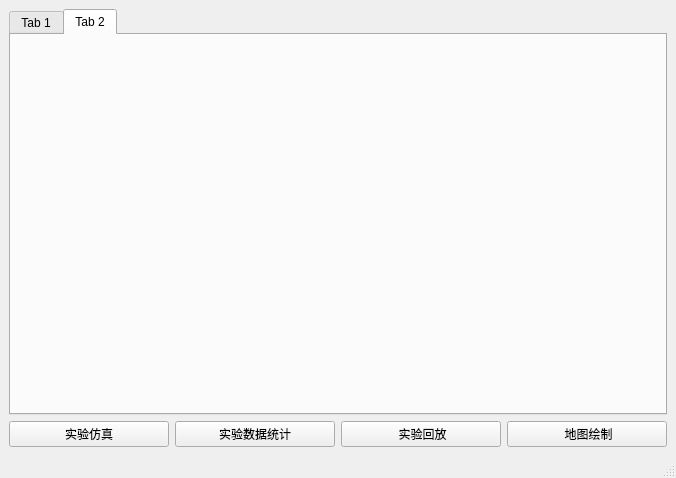
Before: the Qt Designer form Frontend/MapExploreSimSys/MESSMain/MESSWindow.ui in 2022SExSA/MapExploreSimSys, drawn with Qt 5.
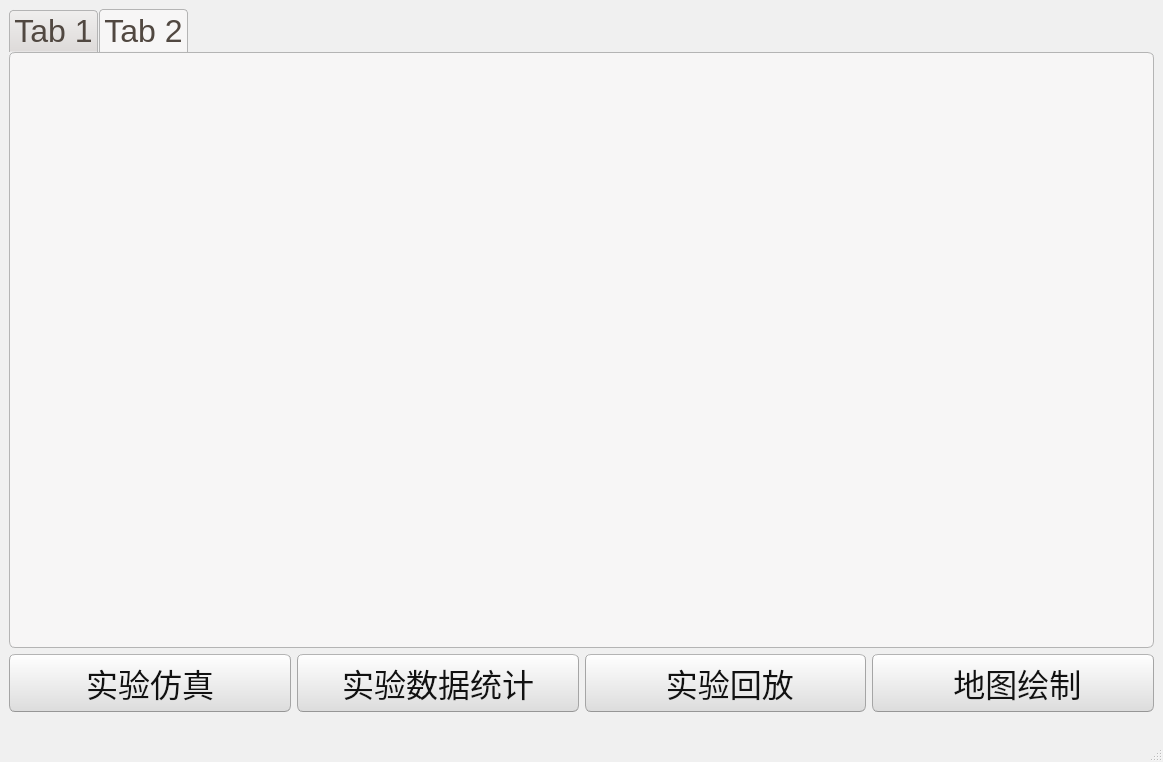
After: the same form once the commit is applied.

What changed in the file:
```diff
--- a/Frontend/MapExploreSimSys/MESSMain/MESSWindow.ui
+++ b/Frontend/MapExploreSimSys/MESSMain/MESSWindow.ui
@@ -6,12 +6,513 @@
    <rect>
     <x>0</x>
     <y>0</y>
-    <width>676</width>
-    <height>478</height>
+    <width>1163</width>
+    <height>762</height>
    </rect>
   </property>
   <property name="windowTitle">
-   <string>MESSWindow</string>
+   <string>多车协作探索实验系统</string>
+  </property>
+  <property name="styleSheet">
+   <string notr="true">QWidget{ 
+	font-size: 32px;font-family: 'Microsoft YaHei UI';
+}
+/*
+Ubuntu Style Sheet for QT Applications
+Author: Jaime A. Quiroga P.
+Company: GTRONICK
+Last updated: 01/10/2021 (dd/mm/yyyy), 15:18.
+Available at: https://github.com/GTRONICK/QSS/blob/master/Ubuntu.qss
+*/
+QMainWindow {
+	background-color:#f0f0f0;
+}
+QCheckBox {
+	padding:2px;
+}
+QCheckBox:hover {
+	border:1px solid rgb(255,150,60);
+	border-radius:4px;
+	padding: 1px;
+	background-color:qlineargradient(spread:pad, x1:0.5, y1:1, x2:0.5, y2:0, stop:0 rgba(190, 90, 50, 50), stop:1 rgba(250, 130, 40, 50));
+}
+QCheckBox::indicator:checked {
+	border:1px solid rgb(246, 134, 86);
+	border-radius:4px;
+  	background-color:rgb(246, 134, 86)
+}
+QCheckBox::indicator:unchecked {
+	border-width:1px solid rgb(246, 134, 86);
+	border-radius:4px;
+  	background-color:rgb(255,255,255);
+}
+QColorDialog {
+	background-color:#f0f0f0;
+}
+QComboBox {
+	color:rgb(81,72,65);
+	background: #ffffff;
+}
+QComboBox:editable {
+	selection-color:rgb(81,72,65);
+	selection-background-color: #ffffff;
+}
+QComboBox QAbstractItemView {
+	selection-color: #ffffff;
+	selection-background-color: rgb(246, 134, 86);
+}
+QComboBox:!editable:on, QComboBox::drop-down:editable:on {
+	color:  #1e1d23;	
+}
+QDateTimeEdit, QDateEdit, QDoubleSpinBox, QFontComboBox {
+	color:rgb(81,72,65);
+	background-color: #ffffff;
+}
+
+QDialog {
+	background-color:#f0f0f0;
+}
+
+QLabel,QLineEdit {
+	color:rgb(17,17,17);
+}
+QLineEdit {
+	background-color:rgb(255,255,255);
+	selection-background-color:rgb(236,116,64);
+}
+QMenuBar {
+	color:rgb(223,219,210);
+	background-color:rgb(65,64,59);
+}
+QMenuBar::item {
+	padding-top:4px;
+	padding-left:4px;
+	padding-right:4px;
+	color:rgb(223,219,210);
+	background-color:rgb(65,64,59);
+}
+QMenuBar::item:selected {
+	color:rgb(255,255,255);
+	padding-top:2px;
+	padding-left:2px;
+	padding-right:2px;
+	border-top-width:2px;
+	border-left-width:2px;
+	border-right-width:2px;
+	border-top-right-radius:4px;
+	border-top-left-radius:4px;
+	border-style:solid;
+	background-color:rgb(65,64,59);
+	border-top-color: rgb(47,47,44);
+	border-right-color: qlineargradient(spread:pad, x1:0, y1:1, x2:1, y2:0, stop:0 rgba(90, 87, 78, 255), stop:1 rgba(47,47,44, 255));
+	border-left-color:  qlineargradient(spread:pad, x1:1, y1:0, x2:0, y2:0, stop:0 rgba(90, 87, 78, 255), stop:1 rgba(47,47,44, 255));
+}
+QMenu {
+	color:rgb(223,219,210);
+	background-color:rgb(65,64,59);
+}
+QMenu::item {
+	color:rgb(223,219,210);
+	padding:4px 10px 4px 20px;
+}
+QMenu::item:selected {
+	color:rgb(255,255,255);
+	background-color: qlineargradient(spread:pad, x1:0.5, y1:1, x2:0.5, y2:0, stop:0 rgba(225, 108, 54, 255), stop:1 rgba(246, 134, 86, 255));
+	border-style:solid;
+	border-width:3px;
+	padding:4px 7px 4px 17px;
+	border-bottom-color:qlineargradient(spread:pad, x1:0.5, y1:1, x2:0.5, y2:0, stop:0 rgba(175,85,48,255), stop:1 rgba(236,114,67, 255));
+	border-top-color:qlineargradient(spread:pad, x1:0.5, y1:1, x2:0.5, y2:0, stop:0 rgba(253,156,113,255), stop:1 rgba(205,90,46, 255));
+	border-right-color:qlineargradient(spread:pad, x1:0, y1:0.5, x2:1, y2:0.5, stop:0 rgba(253,156,113,255), stop:1 rgba(205,90,46, 255));
+	border-left-color:qlineargradient(spread:pad, x1:1, y1:0.5, x2:0, y2:0.5, stop:0 rgba(253,156,113,255), stop:1 rgba(205,90,46, 255));
+}
+QPlainTextEdit {
+	border: 1px solid transparent;
+	color:rgb(17,17,17);
+	selection-background-color:rgb(236,116,64);
+    background-color: #FFFFFF;
+}
+QProgressBar {
+	text-align: center;
+	color: rgb(0, 0, 0);
+	border: 1px inset rgb(150,150,150); 
+	border-radius: 10px;
+	background-color:rgb(221,221,219);
+}
+QProgressBar::chunk:horizontal {
+	background-color: qlineargradient(spread:pad, x1:0.5, y1:1, x2:0.5, y2:0, stop:0 rgba(225, 108, 54, 255), stop:1 rgba(246, 134, 86, 255));
+	border:1px solid;
+	border-radius:8px;
+	border-bottom-color:qlineargradient(spread:pad, x1:0.5, y1:1, x2:0.5, y2:0, stop:0 rgba(175,85,48,255), stop:1 rgba(236,114,67, 255));
+	border-top-color:qlineargradient(spread:pad, x1:0.5, y1:1, x2:0.5, y2:0, stop:0 rgba(253,156,113,255), stop:1 rgba(205,90,46, 255));
+	border-right-color:qlineargradient(spread:pad, x1:0, y1:0.5, x2:1, y2:0.5, stop:0 rgba(253,156,113,255), stop:1 rgba(205,90,46, 255));
+	border-left-color:qlineargradient(spread:pad, x1:1, y1:0.5, x2:0, y2:0.5, stop:0 rgba(253,156,113,255), stop:1 rgba(205,90,46, 255));
+}
+QPushButton{
+	color:rgb(17,17,17);
+	border-width: 1px;
+	border-radius: 6px;
+	border-bottom-color: rgb(150,150,150);
+	border-right-color: rgb(165,165,165);
+	border-left-color: rgb(165,165,165);
+	border-top-color: rgb(180,180,180);
+	border-style: solid;
+	padding: 4px;
+	background-color: qlineargradient(spread:pad, x1:0.5, y1:1, x2:0.5, y2:0, stop:0 rgba(220, 220, 220, 255), stop:1 rgba(255, 255, 255, 255));
+}
+QPushButton:hover{
+	color:rgb(17,17,17);
+	border-width: 1px;
+	border-radius:6px;
+	border-top-color: rgb(255,150,60);
+	border-right-color: qlineargradient(spread:pad, x1:0, y1:1, x2:1, y2:0, stop:0 rgba(200, 70, 20, 255), stop:1 rgba(255,150,60, 255));
+	border-left-color:  qlineargradient(spread:pad, x1:1, y1:0, x2:0, y2:0, stop:0 rgba(200, 70, 20, 255), stop:1 rgba(255,150,60, 255));
+	border-bottom-color: rgb(200,70,20);
+	border-style: solid;
+	padding: 2px;
+	background-color: qlineargradient(spread:pad, x1:0.5, y1:1, x2:0.5, y2:0, stop:0 rgba(220, 220, 220, 255), stop:1 rgba(255, 255, 255, 255));
+}
+QPushButton:default{
+	color:rgb(17,17,17);
+	border-width: 1px;
+	border-radius:6px;
+	border-top-color: rgb(255,150,60);
+	border-right-color: qlineargradient(spread:pad, x1:0, y1:1, x2:1, y2:0, stop:0 rgba(200, 70, 20, 255), stop:1 rgba(255,150,60, 255));
+	border-left-color:  qlineargradient(spread:pad, x1:1, y1:0, x2:0, y2:0, stop:0 rgba(200, 70, 20, 255), stop:1 rgba(255,150,60, 255));
+	border-bottom-color: rgb(200,70,20);
+	border-style: solid;
+	padding: 2px;
+	background-color: qlineargradient(spread:pad, x1:0.5, y1:1, x2:0.5, y2:0, stop:0 rgba(220, 220, 220, 255), stop:1 rgba(255, 255, 255, 255));
+}
+QPushButton:pressed{
+	color:rgb(17,17,17);
+	border-width: 1px;
+	border-radius: 6px;
+	border-width: 1px;
+	border-top-color: rgba(255,150,60,200);
+	border-right-color: qlineargradient(spread:pad, x1:0, y1:1, x2:1, y2:0, stop:0 rgba(200, 70, 20, 255), stop:1 rgba(255,150,60, 200));
+	border-left-color:  qlineargradient(spread:pad, x1:1, y1:0, x2:0, y2:0, stop:0 rgba(200, 70, 20, 255), stop:1 rgba(255,150,60, 200));
+	border-bottom-color: rgba(200,70,20,200);
+	border-style: solid;
+	padding: 2px;
+	background-color: qlineargradient(spread:pad, x1:0.5, y1:0, x2:0.5, y2:1, stop:0 rgba(220, 220, 220, 255), stop:1 rgba(255, 255, 255, 255));
+}
+QPushButton:disabled{
+	color:rgb(174,167,159);
+	border-width: 1px;
+	border-radius: 6px;
+	background-color: qlineargradient(spread:pad, x1:0.5, y1:1, x2:0.5, y2:0, stop:0 rgba(200, 200, 200, 255), stop:1 rgba(230, 230, 230, 255));
+}
+QRadioButton {
+	padding: 1px;
+}
+QRadioButton::indicator:checked {
+	height: 10px;
+	width: 10px;
+	border-style:solid;
+	border-radius:5px;
+	border-width: 1px;
+	border-color: rgba(246, 134, 86, 255);
+	color: #a9b7c6;
+	background-color:rgba(246, 134, 86, 255);
+}
+QRadioButton::indicator:!checked {
+	height: 10px;
+	width: 10px;
+	border-style:solid;
+	border-radius:5px;
+	border-width: 1px;
+	border-color: rgb(246, 134, 86);
+	color: #a9b7c6;
+	background-color: transparent;
+}
+QScrollArea {
+	color: white;
+	background-color:#f0f0f0;
+}
+QSlider::groove {
+	border-style: solid;
+	border-width: 1px;
+	border-color: rgb(207,207,207);
+}
+QSlider::groove:horizontal {
+	height: 5px;
+	background: rgb(246, 134, 86);
+}
+QSlider::groove:vertical {
+	width: 5px;
+	background: rgb(246, 134, 86);
+}
+QSlider::handle:horizontal {
+	background: rgb(253,253,253);
+	border-style: solid;
+	border-width: 1px;
+	border-color: rgb(207,207,207);
+	width: 12px;
+	margin: -5px 0;
+	border-radius: 7px;
+}
+QSlider::handle:vertical {
+	background: rgb(253,253,253);
+	border-style: solid;
+	border-width: 1px;
+	border-color: rgb(207,207,207);
+	height: 12px;
+	margin: 0 -5px;
+	border-radius: 7px;
+}
+QSlider::add-page:horizontal, QSlider::add-page:vertical {
+ 	background: white;
+}
+QSlider::sub-page:horizontal, QSlider::sub-page:vertical {
+	background: rgb(246, 134, 86);
+}
+QStatusBar, QSpinBox {
+	color:rgb(81,72,65);
+}
+QSpinBox {
+	background-color: #ffffff;
+}
+QScrollBar:horizontal {
+	max-height: 20px;
+	border: 1px transparent;
+	margin: 0px 20px 0px 20px;
+}
+QScrollBar::handle:horizontal {
+	background: rgb(253,253,253);
+	border: 1px solid rgb(207,207,207);
+	border-radius: 7px;
+	min-width: 25px;
+}
+QScrollBar::handle:horizontal:hover {
+	background: rgb(253,253,253);
+	border: 1px solid rgb(255,150,60);
+	border-radius: 7px;
+	min-width: 25px;
+}
+QScrollBar::add-line:horizontal {
+  	border: 1px solid rgb(207,207,207);
+  	border-top-right-radius: 7px;
+  	border-top-left-radius: 7px;
+  	border-bottom-right-radius: 7px;
+  	background: rgb(255, 255, 255);
+  	width: 20px;
+  	subcontrol-position: right;
+  	subcontrol-origin: margin;
+}
+QScrollBar::add-line:horizontal:hover {
+  	border: 1px solid rgb(255,150,60);
+  	border-top-right-radius: 7px;
+  	border-top-left-radius: 7px;
+  	border-bottom-right-radius: 7px;
+  	background: rgb(255, 255, 255);
+  	width: 20px;
+  	subcontrol-position: right;
+  	subcontrol-origin: margin;
+}
+QScrollBar::add-line:horizontal:pressed {
+  	border: 1px solid grey;
+  	border-top-left-radius: 7px;
+  	border-top-right-radius: 7px;
+  	border-bottom-right-radius: 7px;
+  	background: rgb(231,231,231);
+  	width: 20px;
+  	subcontrol-position: right;
+  	subcontrol-origin: margin;
+}
+QScrollBar::sub-line:horizontal {
+  	border: 1px solid rgb(207,207,207);
+  	border-top-right-radius: 7px;
+  	border-top-left-radius: 7px;
+  	border-bottom-left-radius: 7px;
+  	background: rgb(255, 255, 255);
+  	width: 20px;
+  	subcontrol-position: left;
+  	subcontrol-origin: margin;
+}
+QScrollBar::sub-line:horizontal:hover {
+  	border: 1px solid rgb(255,150,60);
+  	border-top-right-radius: 7px;
+  	border-top-left-radius: 7px;
+  	border-bottom-left-radius: 7px;
+  	background: rgb(255, 255, 255);
+  	width: 20px;
+  	subcontrol-position: left;
+  	subcontrol-origin: margin;
+}
+QScrollBar::sub-line:horizontal:pressed {
+  	border: 1px solid grey;
+  	border-top-right-radius: 7px;
+  	border-top-left-radius: 7px;
+  	border-bottom-left-radius: 7px;
+  	background: rgb(231,231,231);
+  	width: 20px;
+  	subcontrol-position: left;
+  	subcontrol-origin: margin;
+}
+QScrollBar::left-arrow:horizontal {
+  	border: 1px transparent grey;
+  	border-top-left-radius: 3px;
+  	border-bottom-left-radius: 3px;
+  	width: 6px;
+  	height: 6px;
+  	background: rgb(230,230,230);
+}
+QScrollBar::right-arrow:horizontal {
+	border: 1px transparent grey;
+	border-top-right-radius: 3px;
+	border-bottom-right-radius: 3px;
+  	width: 6px;
+  	height: 6px;
+ 	background: rgb(230,230,230);
+}
+QScrollBar::add-page:horizontal, QScrollBar::sub-page:horizontal {
+ 	background: none;
+} 
+QScrollBar:vertical {
+	max-width: 20px;
+	border: 1px transparent grey;
+	margin: 20px 0px 20px 0px;
+}
+QScrollBar::add-line:vertical {
+	border: 1px solid;
+	border-color: rgb(207,207,207);
+	border-bottom-right-radius: 7px;
+	border-bottom-left-radius: 7px;
+	border-top-left-radius: 7px;
+	background: rgb(255, 255, 255);
+  	height: 20px;
+  	subcontrol-position: bottom;
+  	subcontrol-origin: margin;
+}
+QScrollBar::add-line:vertical:hover {
+  	border: 1px solid;
+  	border-color: rgb(255,150,60);
+  	border-bottom-right-radius: 7px;
+  	border-bottom-left-radius: 7px;
+  	border-top-left-radius: 7px;
+  	background: rgb(255, 255, 255);
+  	height: 20px;
+  	subcontrol-position: bottom;
+  	subcontrol-origin: margin;
+}
+QScrollBar::add-line:vertical:pressed {
+  	border: 1px solid grey;
+  	border-bottom-left-radius: 7px;
+  	border-bottom-right-radius: 7px;
+  	border-top-left-radius: 7px;
+  	background: rgb(231,231,231);
+  	height: 20px;
+  	subcontrol-position: bottom;
+  	subcontrol-origin: margin;
+}
+QScrollBar::sub-line:vertical {
+  	border: 1px solid rgb(207,207,207);
+  	border-top-right-radius: 7px;
+  	border-top-left-radius: 7px;
+  	border-bottom-left-radius: 7px;
+  	background: rgb(255, 255, 255);
+  	height: 20px;
+  	subcontrol-position: top;
+  	subcontrol-origin: margin;
+}
+QScrollBar::sub-line:vertical:hover {
+  	border: 1px solid rgb(255,150,60);
+  	border-top-right-radius: 7px;
+  	border-top-left-radius: 7px;
+  	border-bottom-left-radius: 7px;
+	background: rgb(255, 255, 255);
+  	height: 20px;
+  	subcontrol-position: top;
+  	subcontrol-origin: margin;
+}
+QScrollBar::sub-line:vertical:pressed {
+  	border: 1px solid grey;
+  	border-top-left-radius: 7px;
+  	border-top-right-radius: 7px;
+  	background: rgb(231,231,231);
+ 	height: 20px;
+  	subcontrol-position: top;
+  	subcontrol-origin: margin;
+}
+QScrollBar::handle:vertical {
+	background: rgb(253,253,253);
+	border: 1px solid rgb(207,207,207);
+	border-radius: 7px;
+	min-height: 25px;
+}
+QScrollBar::handle:vertical:hover {
+	background: rgb(253,253,253);
+	border: 1px solid rgb(255,150,60);
+	border-radius: 7px;
+	min-height: 25px;
+}
+QScrollBar::up-arrow:vertical {
+	border: 1px transparent grey;
+  	border-top-left-radius: 3px;
+	border-top-right-radius: 3px;
+  	width: 6px;
+  	height: 6px;
+  	background: rgb(230,230,230);
+}
+QScrollBar::down-arrow:vertical {
+  	border: 1px transparent grey;
+  	border-bottom-left-radius: 3px;
+  	border-bottom-right-radius: 3px;
+  	width: 6px;
+  	height: 6px;
+  	background: rgb(230,230,230);
+}
+QScrollBar::add-page:vertical, QScrollBar::sub-page:vertical {
+  	background: none;
+}
+QTabWidget {
+	color:rgb(0,0,0);
+	background-color:rgb(247,246,246);
+}
+QTabWidget::pane {
+	border-color: rgb(180,180,180);
+	background-color:rgb(247,246,246);
+	border-style: solid;
+	border-width: 1px;
+  	border-radius: 6px;
+}
+QTabBar::tab {
+	padding-left:4px;
+	padding-right:4px;
+	padding-bottom:2px;
+	padding-top:2px;
+	color:rgb(81,72,65);
+  	background-color: qlineargradient(spread:pad, x1:0.5, y1:1, x2:0.5, y2:0, stop:0 rgba(221,218,217,255), stop:1 rgba(240,239,238,255));
+	border-style: solid;
+	border-width: 1px;
+  	border-top-right-radius:4px;
+	border-top-left-radius:4px;
+	border-top-color: rgb(180,180,180);
+	border-left-color: rgb(180,180,180);
+	border-right-color: rgb(180,180,180);
+	border-bottom-color: transparent;
+}
+QTabBar::tab:selected, QTabBar::tab:last:selected, QTabBar::tab:hover {
+  	background-color:rgb(247,246,246);
+  	margin-left: 0px;
+  	margin-right: 1px;
+}
+QTabBar::tab:!selected {
+	margin-top: 1px;
+	margin-right: 1px;
+}
+QTextEdit {
+	border-width: 1px;
+	border-style: solid;
+	border-color:transparent;
+	color:rgb(17,17,17);
+	selection-background-color:rgb(236,116,64);
+}
+QTimeEdit, QToolBox, QToolBox::tab, QToolBox::tab:selected {
+	color:rgb(81,72,65);
+	background-color: #ffffff;
+}</string>
   </property>
   <widget class="QWidget" name="centralwidget">
    <layout class="QGridLayout" name="gridLayout_2" rowstretch="5,1">
```
